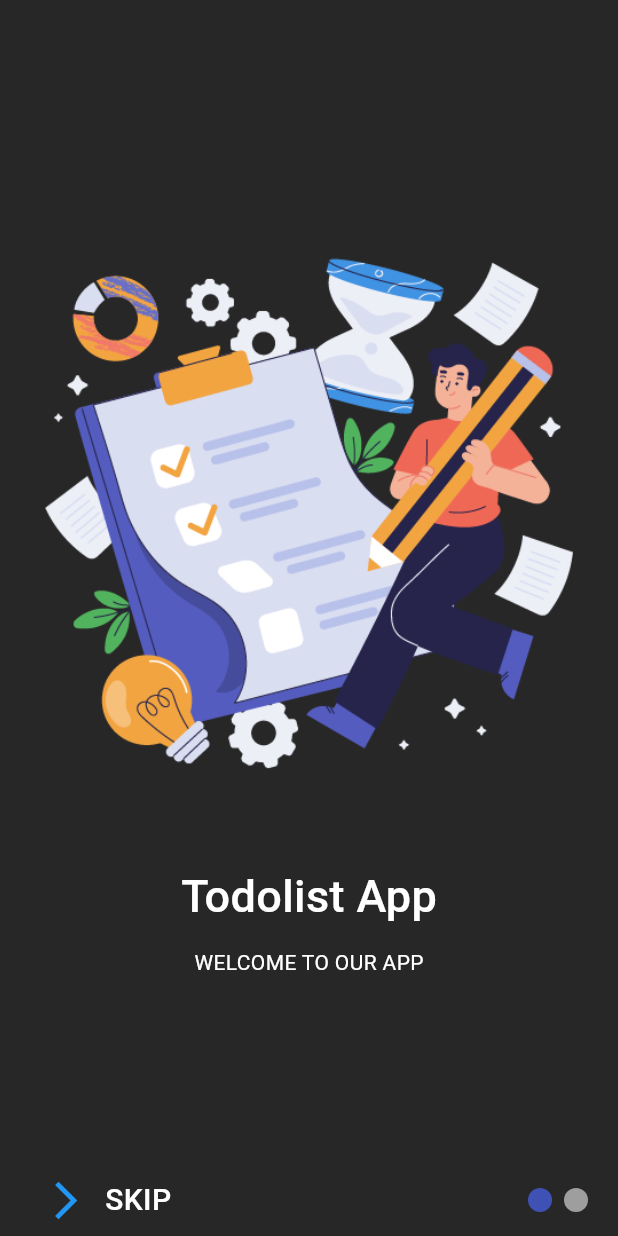
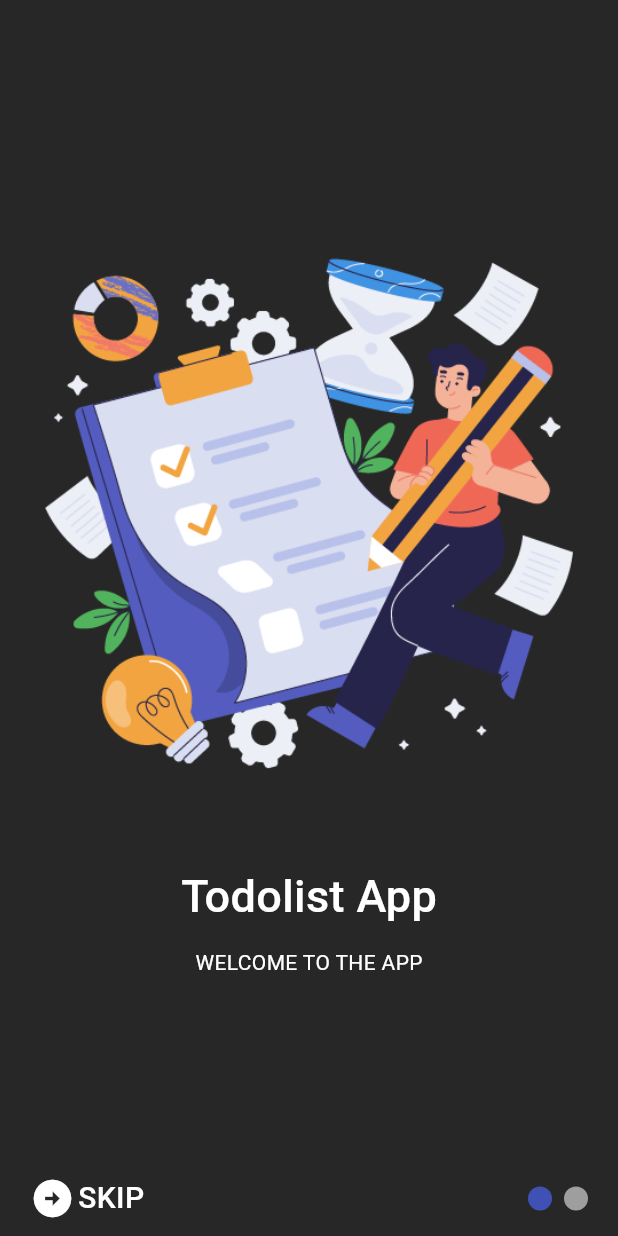
Before and after one commit to farsii/todo_list, a Flutter app: the screen it shows after launch, on a phone screen of 412 x 824 dp. Run offline on Flutter 3.47's test engine with Material 3 defaults, Android fonts, the phone set to English and light mode, and no system bars; drawn by our look-alikes of smooth_page_indicator; our stand-ins replace flutter_screenutil.

Commit message:
first two complete

```diff
--- a/lib/features/authantication/views/on_boarding_screen.dart
+++ b/lib/features/authantication/views/on_boarding_screen.dart
@@ -1,6 +1,5 @@
 import 'package:flutter/material.dart';
 import 'package:myapp/core/common/widgets/white_space.dart';
-import 'package:myapp/core/res/image_res.dart';
 import 'package:myapp/features/authantication/views/widgets/first_page.dart';
 import 'package:myapp/features/authantication/views/widgets/second_page.dart';
 import 'package:smooth_page_indicator/smooth_page_indicator.dart';
@@ -47,36 +46,50 @@ class _OnboardingScreenState extends State<OnboardingScreen> {
                    //skip buttons
                     Padding
                     (
-                      padding: EdgeInsets.symmetric(horizontal: 20,),
+                      padding: EdgeInsets.symmetric(horizontal: 20,).copyWith(bottom: 10),
                       child: Row(
 
                         mainAxisAlignment: MainAxisAlignment.spaceBetween,
 
                         children: [
-
-                          Row(
+                          GestureDetector(
+                            behavior: HitTestBehavior.opaque,
+                            onTap: (){
+                              pageController.nextPage(
+                                duration: Duration(milliseconds: 500), curve: Curves.easeIn,
+                              );
+                            },
+                            child:
+                              const Row(
 
                                 children: [
 
                                   //icon and skip
                                   //
-                              IconButton(
-                                iconSize: 30,
-                                onPressed: (){},
-                              icon: const Icon(Icons.arrow_forward_ios_outlined),color: Colors.blue,),
+                                   Icon(Icons.arrow_circle_right,size: 30, color: Colors.white,),
+
                                   const WhiteSpace(width: 2,),
                                  const Text("SKIP",style: TextStyle(
                                   fontSize: 20,
                                   color: Colors.white,
                                   fontWeight: FontWeight.w500,
-                            ),),
+                                ),
+                                ),
 
                                 ],
 
                               ),
-                          SmoothPageIndicator(controller: pageController, count: 2,),
+                          ),
+                              //swip indicator
+                               SmoothPageIndicator(
+                                controller: pageController,
+                                 count: 2,),
+
+
+
                         ],
                       ),
+
                     ),
 
 
--- a/lib/features/authantication/views/widgets/first_page.dart
+++ b/lib/features/authantication/views/widgets/first_page.dart
@@ -24,7 +24,7 @@ class FirstPage extends StatelessWidget {
                     ),
                     ),
                     const WhiteSpace(height: 10),
-                    const Text("WELCOME TO OUR APP",
+                    const Text("WELCOME TO THE APP",
                     style: TextStyle(
                       color: Colors.white,
                     ),),
```
Also changed, not shown: lib/core/common/widgets/round_button.dart (added, +33 -0 lines), lib/features/authantication/views/sign_in_screen.dart (added, +22 -0 lines), lib/features/authantication/views/widgets/second_page.dart (+7 -15 lines). Lines whose indentation alone changed are shown as unchanged.
